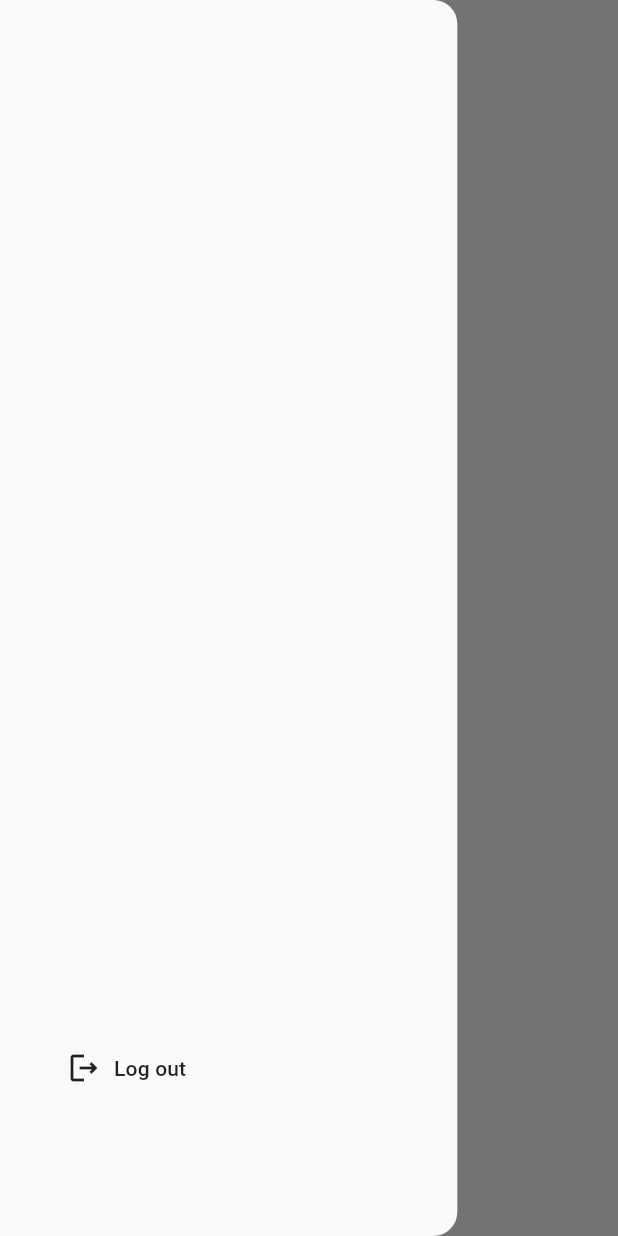
After one commit to nikolaiMurga/lanars_demo, a Flutter app: the HomeScreen screen opened directly, with the side drawer open, on a phone screen of 412 x 824 dp. The commit adds this screen. Run offline on Flutter 3.47's test engine with Material 3 defaults, Android fonts, the phone set to English and light mode, and no system bars; our stand-ins replace dio, email_validator, equatable, flutter_bloc, flutter_secure_storage, fluttertoast and 2 more; accounts and stored records are empty; generated files the repository leaves out were written again.

Commit message:
- added drawer - added local db - implemented saving user logic - implemented logout logic

```diff
--- a/lib/domain/repo/repo.dart
+++ b/lib/domain/repo/repo.dart
@@ -3,4 +3,6 @@ import '../models/user_model.dart';
 
 abstract class Repo {
   Future<UserModel> login({required LoginRequest request});
+  Future<UserModel> getUser();
+  Future<void> logOut();
 }
--- a/lib/main.dart
+++ b/lib/main.dart
@@ -4,6 +4,7 @@ import 'package:flutter_bloc/flutter_bloc.dart';
 import 'package:flutter_secure_storage/flutter_secure_storage.dart';
 import 'package:lanars_demo/data/repo_impl/local_repo.dart';
 
+import 'data/db/persistence_helper.dart';
 import 'data/network/api_client.dart';
 import 'data/network/api_client_impl.dart';
 import 'data/repo_impl/auth_repo_impl.dart';
@@ -17,6 +18,7 @@ import 'lanars_demo_app.dart';
 
 void main() async {
   WidgetsFlutterBinding.ensureInitialized();
+  await PersistenceHelper.initHive();
   const FlutterSecureStorage flutterSecureStorage = FlutterSecureStorage();
   final SecureStorage secureStorage = SecureStorage(flutterSecureStorage);
   final AuthRepo authRepo = AuthRepoImpl(secureStorage);
--- a/lib/presentation/common/helpers/app_navigator.dart
+++ b/lib/presentation/common/helpers/app_navigator.dart
@@ -1,6 +1,4 @@
 import 'package:flutter/material.dart';
-import 'package:flutter_bloc/flutter_bloc.dart';
-import 'package:lanars_demo/domain/repo/auth_repo.dart';
 import 'package:lanars_demo/presentation/home/home_page.dart';
 
 import '../../login/login_page.dart';
@@ -35,5 +33,5 @@ class AppNavigator {
 
   goToLogin() => pushReplaceTo(const LoginPage());
 
-  goToHomePage(BuildContext context) => pushReplaceTo(HomePage(RepositoryProvider.of<AuthRepo>(context)));
+  goToHomePage() => pushReplaceTo(const HomePage());
 }
--- /dev/null
+++ b/lib/presentation/home/bloc/home_state.dart
@@ -0,0 +1,30 @@
+part of 'home_cubit.dart';
+
+sealed class HomeState extends Equatable {
+  const HomeState();
+}
+
+final class HomeInitial extends HomeState {
+  @override
+  List<Object> get props => [];
+}
+
+final class HomeLoading extends HomeState {
+  @override
+  List<Object> get props => [];
+}
+
+final class HomeSucceed extends HomeState {
+  @override
+  List<Object> get props => [];
+}
+
+final class HomeFailed extends HomeState {
+  @override
+  List<Object> get props => [];
+}
+
+final class UserLogOut extends HomeState {
+  @override
+  List<Object> get props => [];
+}
--- /dev/null
+++ b/lib/presentation/home/home_screen.dart
@@ -0,0 +1,25 @@
+import 'package:flutter/material.dart';
+import 'package:flutter_bloc/flutter_bloc.dart';
+import 'package:lanars_demo/presentation/common/helpers/app_navigator.dart';
+
+import 'bloc/home_cubit.dart';
+import 'widgets/home_drawer.dart';
+
+class HomeScreen extends StatelessWidget {
+  HomeScreen({super.key});
+
+  final GlobalKey<ScaffoldState> _homeKey = GlobalKey<ScaffoldState>();
+
+  @override
+  Widget build(BuildContext context) {
+    return BlocListener<HomeCubit, HomeState>(
+      listener: (context, state) {
+        if (state is UserLogOut) AppNavigator().goToLogin();
+      },
+      child: Scaffold(
+        key: _homeKey,
+        drawer: HomeDrawer(onPressed: () => context.read<HomeCubit>().logOut()),
+      ),
+    );
+  }
+}
--- /dev/null
+++ b/lib/presentation/home/widgets/drawer_icon_row.dart
@@ -0,0 +1,27 @@
+import 'package:flutter/material.dart';
+
+class DrawerIconRow extends StatelessWidget {
+  final Icon icon;
+  final String text;
+  final VoidCallback onPressed;
+
+  const DrawerIconRow({required this.icon, required this.text, required this.onPressed, super.key});
+
+  @override
+  Widget build(BuildContext context) {
+    return Padding(
+      padding: const EdgeInsets.only(bottom: 8.0),
+      child: MaterialButton(
+        height: 48,
+        onPressed: onPressed,
+        child: Row(
+          children: [
+            icon,
+            const SizedBox(width: 8),
+            Text(text, style: const TextStyle(fontSize: 14, fontWeight: FontWeight.w500)),
+          ],
+        ),
+      ),
+    );
+  }
+}
--- /dev/null
+++ b/lib/presentation/home/widgets/home_drawer.dart
@@ -0,0 +1,37 @@
+import 'package:flutter/material.dart';
+
+import '../../../resources/app_strings.dart';
+import '../../common/helpers/app_navigator.dart';
+import '../../common/helpers/modal_dialog_mixin.dart';
+import '../../common/widgets/confirm_dialog.dart';
+import 'drawer_icon_row.dart';
+
+class HomeDrawer extends StatelessWidget with ModalDialogMixin  {
+  final VoidCallback onPressed;
+
+  const HomeDrawer({required this.onPressed, super.key});
+
+  @override
+  Widget build(BuildContext context) {
+    return Drawer(
+      width: MediaQuery.sizeOf(context).width * 0.74,
+      child: Padding(
+        padding: const EdgeInsets.only(left: 28.0, bottom: 80),
+        child: Column(
+          mainAxisAlignment: MainAxisAlignment.spaceBetween,
+          children: [
+            Row(children: []),
+            DrawerIconRow(
+              icon: const Icon(Icons.logout_outlined),
+              text: AppStrings.logout,
+              onPressed: () {
+                AppNavigator().navigateBack();
+                showModalDialog(context, child: ConfirmDialog(onPressed: onPressed));
+              },
+            ),
+          ],
+        ),
+      ),
+    );
+  }
+}
--- a/lib/presentation/login/login_screen.dart
+++ b/lib/presentation/login/login_screen.dart
@@ -33,14 +33,13 @@ class _LoginScreenState extends State<LoginScreen> {
   Widget build(BuildContext context) {
     return BlocListener<LoginCubit, LoginState>(
       listener: (context, state) {
-        if (state is LoginSucceed) AppNavigator().goToHomePage(context);
+        if (state is LoginSucceed) AppNavigator().goToHomePage();
       },
       child: Scaffold(
         body: Padding(
           padding: const EdgeInsets.all(8.0),
           child: BlocBuilder<LoginCubit, LoginState>(
-            builder: (context, state) =>
-                Form(
+            builder: (context, state) => Form(
               key: _formKey,
               child: Column(
                 mainAxisAlignment: MainAxisAlignment.center,
--- a/lib/presentation/splash/splash_screen.dart
+++ b/lib/presentation/splash/splash_screen.dart
@@ -15,7 +15,7 @@ class SplashScreen extends StatelessWidget with ToastMixin {
       listener: (context, state) {
         if (state is SplashFailed) showErrorToast(context, state.error);
         if (state is LoggedOut) AppNavigator().goToLogin();
-        if (state is LoggedIn) AppNavigator().goToHomePage(context);
+        if (state is LoggedIn) AppNavigator().goToHomePage();
       },
       child: Scaffold(
         body: Center(child: Image.asset(AppImages.logo)),
--- a/lib/resources/app_strings.dart
+++ b/lib/resources/app_strings.dart
@@ -10,4 +10,6 @@ class AppStrings {
   static const password = 'Password';
   static const enterPassword = 'Enter your password';
   static const logout = 'Log out';
+  static const cancel = 'Cancel';
+  static const areYouSureLogOut = 'Are you sure you want to logout ?';
 }
```
Also changed, not shown: lib/data/repo_impl/local_repo.dart (+9 -3 lines), lib/data/repo_impl/repo_impl.dart (+13 -0 lines), lib/presentation/common/helpers/modal_dialog_mixin.dart (added, +13 -0 lines), lib/presentation/common/widgets/confirm_dialog.dart (added, +59 -0 lines), lib/presentation/home/bloc/home_cubit.dart (added, +32 -0 lines), lib/presentation/home/home_page.dart (+8 -20 lines). Lines whose indentation alone changed are shown as unchanged.
